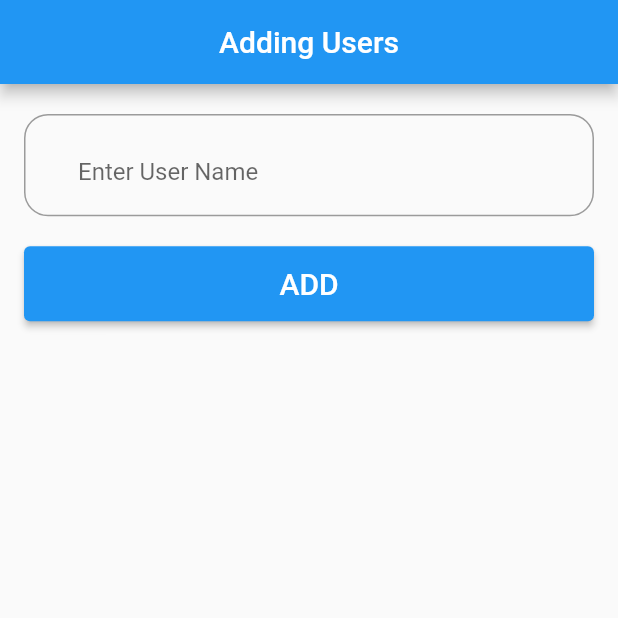
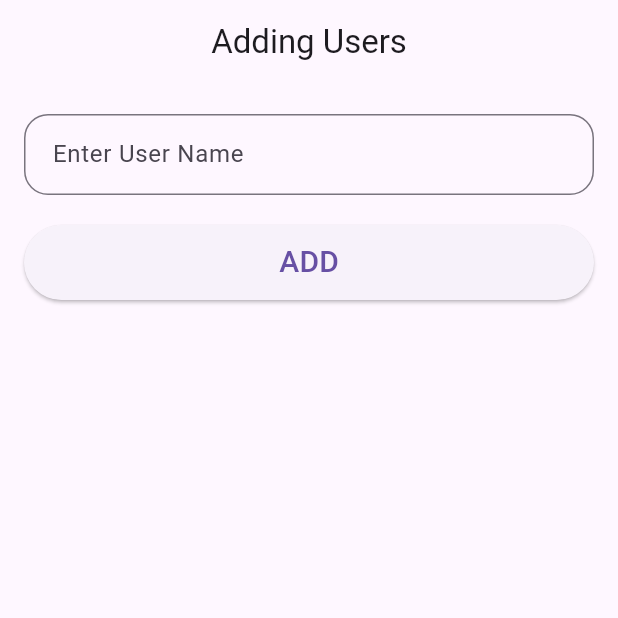
Before and after one commit to HamzaAlwajeeh/Mobile-App-Level-Four, a Flutter app: the screen it shows after launch, on a phone screen of 412 x 824 dp, the top half of it. Run offline on Flutter 3.47's test engine with Material 3 defaults, Android fonts, the phone set to English and light mode, and no system bars.

Commit message:
Enhance UI styling and remove Material3 theme

```diff
--- a/lib/Lab1/widgets/custom_form_field.dart
+++ b/lib/Lab1/widgets/custom_form_field.dart
@@ -14,7 +14,8 @@
       },
       onChanged: onChanged,
       decoration: InputDecoration(
-        prefix: Icon(Icons.person),
+        contentPadding: EdgeInsets.all(15),
+        // prefix: Icon(Icons.person),
         border: OutlineInputBorder(borderRadius: BorderRadius.circular(16)),
         hintText: 'Enter User Name',
       ),
--- a/lib/main.dart
+++ b/lib/main.dart
@@ -11,7 +11,6 @@
   @override
   Widget build(BuildContext context) {
     return MaterialApp(
-      theme: ThemeData(useMaterial3: false),
       title: 'Level Four',
       debugShowCheckedModeBanner: false,
       home: Lab1HomeScreen(),
```
